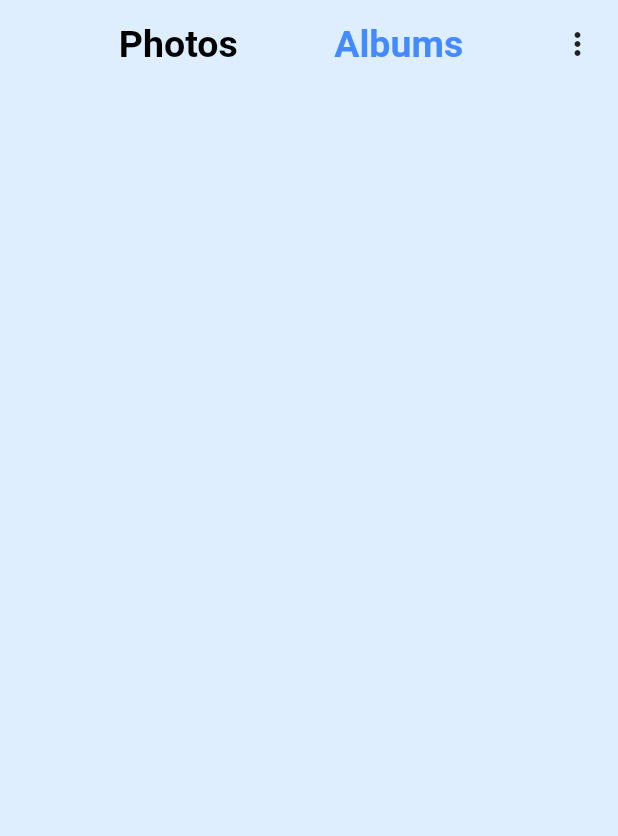
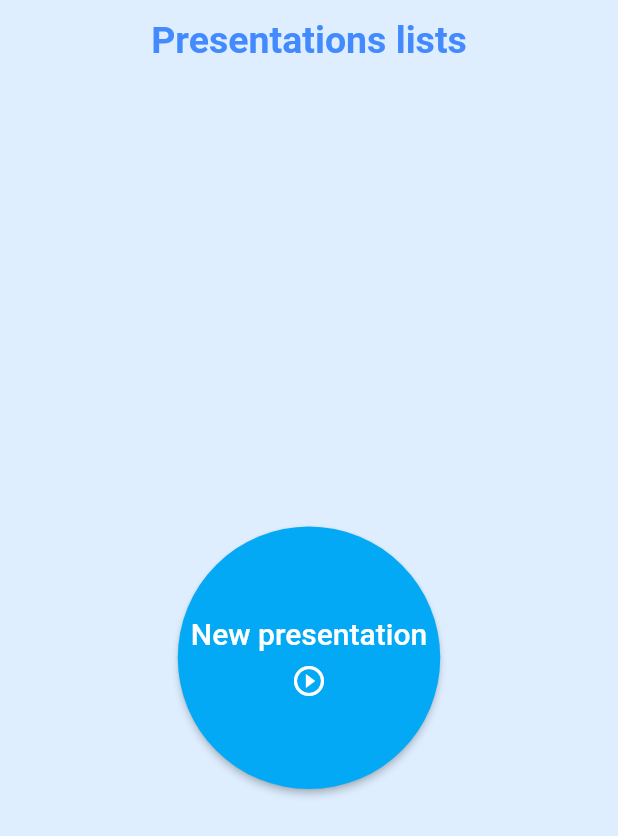
Before and after one commit to AlanwMelo/wm_portrait, a Flutter app: the screen it shows after launch, after a tap on "Albums", after a tap on the "more vert" icon, on a phone screen of 412 x 824 dp. Shown: the top 836 px of the screen. Run offline on Flutter 3.47's test engine with Material 2 defaults, Android fonts, the phone set to English and light mode, and no system bars; drawn by our look-alikes of card_swiper; our stand-ins replace flutter_image_compress, flutter_native_image, permission_handler, rxdart, sqflite; missing offline and left inert: exif, file_manager, flutter_video_info, video_compress; accounts and stored records are empty.

Commit message:
migração de albums list para classe separada

```diff
--- /dev/null
+++ b/lib/classes/textStyle.dart
@@ -0,0 +1,12 @@
+import 'dart:ui';
+
+import 'package:flutter/cupertino.dart';
+
+class PortraitTextStyle {
+  topText(String s, Color? color) {
+    return Text(
+      s,
+      style: TextStyle(fontSize: 25, fontWeight: FontWeight.bold, color: color),
+    );
+  }
+}
--- a/lib/main.dart
+++ b/lib/main.dart
@@ -6,17 +6,20 @@ import 'package:file_manager/file_manager.dart';
 import 'package:flutter/cupertino.dart';
 import 'package:flutter/material.dart';
 import 'package:path_provider/path_provider.dart';
+import 'package:portrait/classes/albumsList.dart';
 import 'package:portrait/classes/appColors.dart';
 import 'package:portrait/classes/clipRecct.dart';
 import 'package:portrait/classes/directoryManager.dart';
 import 'package:portrait/classes/fileProcessor.dart';
 import 'package:portrait/classes/floatingLoadingBarForStack.dart';
 import 'package:portrait/classes/syncFiles.dart';
+import 'package:portrait/classes/textStyle.dart';
 import 'package:portrait/colorScreen.dart';
 import 'package:portrait/db/dbManager.dart';
 import 'package:portrait/screens/openAlbum.dart';
 import 'dart:io';
 import 'package:portrait/screens/openList.dart';
+import 'package:portrait/screens/presentationsList.dart';
 import 'package:rxdart/rxdart.dart';
 import 'package:sqflite/sqflite.dart';
 
@@ -119,14 +122,16 @@ class _MyHomePageState extends State<_MyHomePage>
                                   colorAnimationController.reverse();
                                   swiperController.move(0);
                                 },
-                                child: _topText('Photos', photoAnimation.value),
+                                child: PortraitTextStyle()
+                                    .topText('Photos', photoAnimation.value),
                               ),
                               GestureDetector(
                                 onTap: () {
                                   colorAnimationController.forward();
                                   swiperController.move(1);
                                 },
-                                child: _topText('Albums', albumAnimation.value),
+                                child: PortraitTextStyle()
+                                    .topText('Albums', albumAnimation.value),
                               ),
                             ],
                           ),
@@ -134,17 +139,20 @@ class _MyHomePageState extends State<_MyHomePage>
                       ),
                       GestureDetector(
                           onTap: () {
-                            print('ayaya');
+                            Navigator.push(
+                                context,
+                                MaterialPageRoute(
+                                    builder: (context) => PresentationsList()));
                           },
                           child:
-                              Container(child: Icon(Icons.more_vert_rounded))),
+                          Container(child: Icon(Icons.more_vert_rounded))),
                     ],
                   ),
                 ),
                 Expanded(
                   child: Container(
                     child:
-                        NotificationListener<OverscrollIndicatorNotification>(
+                    NotificationListener<OverscrollIndicatorNotification>(
                       //Removes glow animation on overscroll
                       onNotification:
                           (OverscrollIndicatorNotification? overscroll) {
@@ -209,7 +217,7 @@ class _MyHomePageState extends State<_MyHomePage>
             print('DIR already in DB... DIR: ${element.path}');
 
             int lastModified = await directoriesInDB.firstWhere(
-                (directoriesInDBElement) => directoriesInDBElement
+                    (directoriesInDBElement) => directoriesInDBElement
                     .containsValue(element.path))['modified'];
 
             if (lastModified !=
@@ -223,7 +231,8 @@ class _MyHomePageState extends State<_MyHomePage>
                 element.statSync().modified.millisecondsSinceEpoch);
           }
         }
-        await syncFiles.syncFiles([usableDirectories[1]]); // trocar para directoriesToUpdate
+        await syncFiles.syncFiles(
+            [usableDirectories[1]]); // trocar para directoriesToUpdate
       } else if (!usableDirectories.toString().contains(event)) {
         usableDirectories.add(Directory(event));
         setState(() {});
@@ -282,56 +291,9 @@ class _MyHomePageState extends State<_MyHomePage>
   }
 
   _albums() {
-    return Container(
-      padding: EdgeInsets.all(6),
-      child: GridView.builder(
-          itemCount: usableDirectories.length,
-          gridDelegate: SliverGridDelegateWithFixedCrossAxisCount(
-            childAspectRatio: 1 / 1.2,
-            crossAxisSpacing: 6,
-            mainAxisSpacing: 6,
-            crossAxisCount: (MediaQuery.of(context).size.width / 120).round(),
-          ),
-          itemBuilder: (BuildContext context, int index) {
-            return GestureDetector(
-              onTap: () {
-                Navigator.push(
-                    context,
-                    MaterialPageRoute(
-                        builder: (context) => OpenAlbum(
-                            albumsNames: [usableDirectories[index].path],
-                            openDB: openDB)));
-              },
-              child: Column(
-                crossAxisAlignment: CrossAxisAlignment.start,
-                children: [
-                  Expanded(
-                      child: Container(
-                          child: MyClipRRect().myClipRRect(
-                              Container(color: Colors.blueAccent)))),
-                  Container(height: 40, child: _albumsName(index))
-                ],
-              ),
-            );
-          }),
-    );
+    return AlbumsList(directories: usableDirectories, openDB: openDB);
   }
 
-  _topText(String s, Color? color) {
-    return Text(
-      s,
-      style: TextStyle(fontSize: 25, fontWeight: FontWeight.bold, color: color),
-    );
-  }
-
-  _albumsName(int index) {
-    String dirName = usableDirectories[index].path;
-    dirName = dirName.substring(0, dirName.lastIndexOf('/'));
-    dirName = dirName.substring(dirName.lastIndexOf('/') + 1);
-
-    return Text(dirName,
-        style: TextStyle(fontSize: 15, fontFamily: 'RobotoMono'));
-  }
 
   Stream<String> syncingFilesStream() async* {}
 }
--- /dev/null
+++ b/lib/screens/presentationsList.dart
@@ -0,0 +1,84 @@
+import 'package:flutter/cupertino.dart';
+import 'package:flutter/material.dart';
+import 'package:portrait/classes/textStyle.dart';
+
+class PresentationsList extends StatefulWidget {
+  @override
+  State<StatefulWidget> createState() => _PresentationsListState();
+}
+
+class _PresentationsListState extends State<PresentationsList> {
+  List presentationsList = [];
+
+  @override
+  Widget build(BuildContext context) {
+    return Scaffold(
+      body: SafeArea(
+          child: Container(
+        child: Column(
+          children: [
+            Row(
+              mainAxisSize: MainAxisSize.max,
+              children: [
+                Expanded(
+                  child: Container(
+                    margin: EdgeInsets.all(12),
+                    child: Center(
+                      child: PortraitTextStyle()
+                          .topText('Presentations lists', Colors.blueAccent),
+                    ),
+                  ),
+                ),
+              ],
+            ),
+            presentationsList.isEmpty
+                ? Expanded(
+                    child: Center(
+                    child: Container(
+                      child: _newPresentationButton(),
+                    ),
+                  ))
+                : Container(),
+            _body(),
+          ],
+        ),
+      )),
+    );
+  }
+
+  _body() {
+    print(presentationsList.isEmpty);
+    return presentationsList.isEmpty ? Container() : Container();
+  }
+
+  _newPresentationButton() {
+    return Container(
+      height: 175,
+      child: ElevatedButton(
+        style: ElevatedButton.styleFrom(
+            primary: Colors.lightBlue, shape: CircleBorder()),
+        onPressed: () async {
+          /*showDialog(
+              barrierDismissible: false,
+              context: context,
+              builder: (BuildContext context) {
+                return NewListDialog(
+                    alertTitle: 'Criar nova lista',
+                    answer: (answer) {
+                      _addItemToList(answer);
+                    });
+              });*/
+        },
+        child: Center(
+            child: Column(
+          mainAxisAlignment: MainAxisAlignment.center,
+          children: [
+            Text('New presentation', style: TextStyle(fontSize: 20)),
+            SizedBox(height: 8),
+            Icon(Icons.play_circle_outline),
+          ],
+        )),
+      ),
+    );
+  }
+}
```
Also changed, not shown: lib/classes/albumsList.dart (added, +61 -0 lines).
